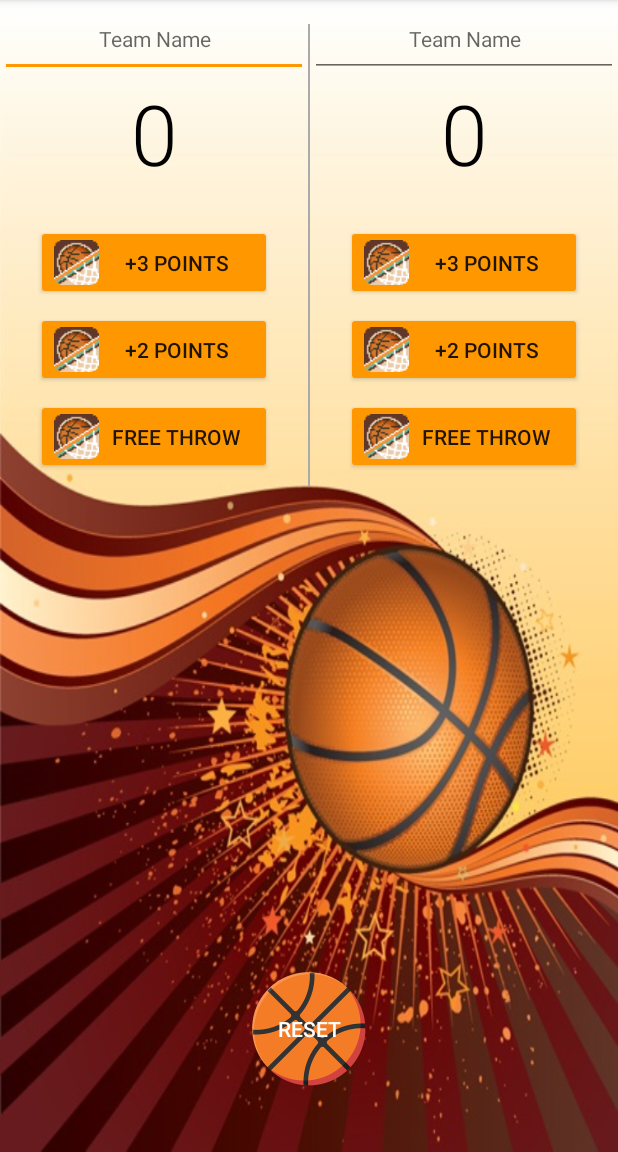
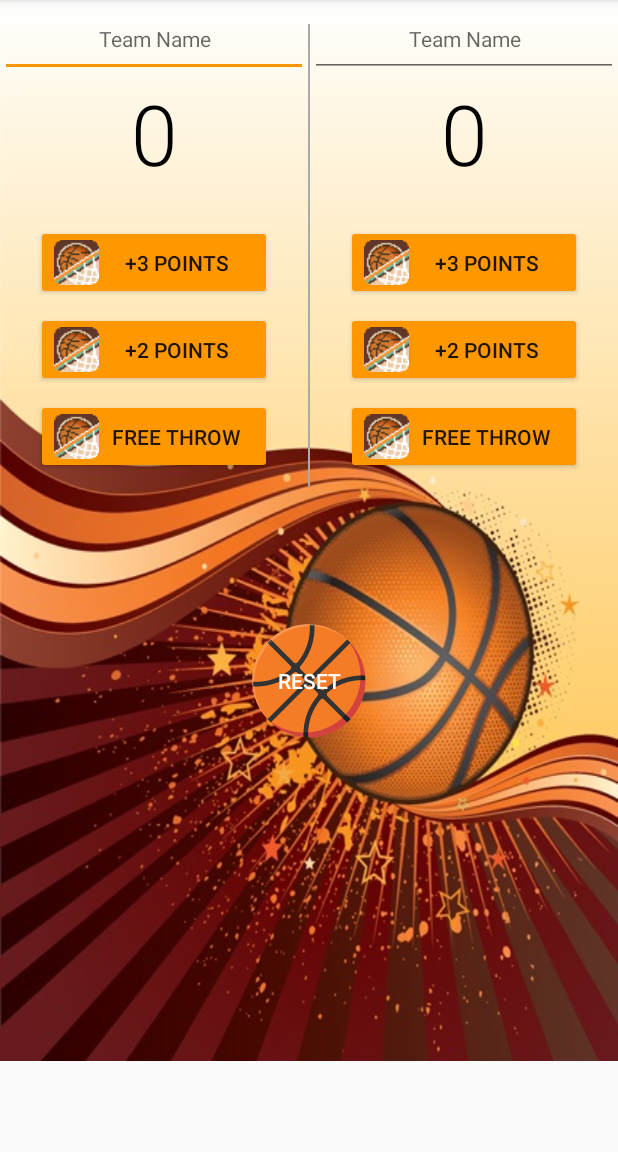
Before and after one commit to RetroPete/ScoreKeeper, an Android app: the screen it shows after launch (MainActivity), on a phone screen of 412 x 824 dp, the part 84-1236 px from its top. Run offline under Robolectric (Android 15) with nearby library versions, the phone set to English and light mode, and no system bars.

Commit message:
Changes made in Main Activity

```diff
--- a/app/src/main/java/com/example/android/scorekeeper/MainActivity.java
+++ b/app/src/main/java/com/example/android/scorekeeper/MainActivity.java
@@ -9,11 +9,53 @@ public class MainActivity extends AppCompatActivity {
 
     int scoreTeamA = 0;
     int scoreTeamB = 0;
+    int scoreTeamASave;
+    int scoreTeamBSave;
+
+    private String scoreTeam_A = "ScoreTeamA";
+    private String scoreTeam_B = "ScoreTeamB";
+    private String scoreTeamA_Save = "ScoreTeamASave";
+    private String scoreTeamB_Save = "ScoreTeamBSave";
+    private String teamAName = "TeamAName";
+    private String teamBName = "TeamBName";
 
     @Override
     protected void onCreate(Bundle savedInstanceState) {
         super.onCreate(savedInstanceState);
         setContentView(R.layout.activity_main);
+    }
+
+    //onSaveInstanceState
+    @Override
+    public void onSaveInstanceState(Bundle outState) {
+
+        super.onSaveInstanceState(outState);
+        outState.putInt(scoreTeam_A, scoreTeamA);
+        outState.putInt(scoreTeam_B, scoreTeamB);
+        outState.putInt(scoreTeamA_Save, scoreTeamASave);
+        outState.putInt(scoreTeamB_Save, scoreTeamBSave);
+        outState.putString("TeamAName", teamAName);
+        outState.putString("TeamBName", teamBName);
+    }
+
+    //onRestoreInstanceState
+    @Override
+    public void onRestoreInstanceState(Bundle savedInstanceState) {
+
+        super.onRestoreInstanceState(savedInstanceState);
+
+        // Restore UI state from the savedInstanceState.
+        // This bundle has also been passed to onCreate.
+        scoreTeamA = savedInstanceState.getInt(scoreTeam_A);
+        scoreTeamB = savedInstanceState.getInt (scoreTeam_B);
+        scoreTeamASave = savedInstanceState.getInt(scoreTeamA_Save);
+        scoreTeamBSave = savedInstanceState.getInt (scoreTeamB_Save);
+        teamAName = savedInstanceState.getString("TeamAName");
+        teamBName = savedInstanceState.getString("TeamBName");
+
+
+        displayForTeamA(scoreTeamA);
+        displayForTeamB(scoreTeamB);
     }
 
     /**
--- a/app/src/main/res/layout/activity_main.xml
+++ b/app/src/main/res/layout/activity_main.xml
@@ -1,15 +1,20 @@
 <?xml version="1.0" encoding="utf-8"?>
-<RelativeLayout
+<ScrollView
     xmlns:android="http://schemas.android.com/apk/res/android"
     xmlns:tools="http://schemas.android.com/tools"
-    android:layout_width="match_parent"
-    android:layout_height="match_parent"
+    android:layout_width="wrap_content"
+    android:layout_height="wrap_content">
+
+    <RelativeLayout
+        android:layout_width="wrap_content"
+        android:layout_height="wrap_content"
         android:background="@drawable/basketball_180">
 
         <LinearLayout
             android:layout_width="match_parent"
             android:layout_height="wrap_content"
-        android:orientation="horizontal">
+            android:orientation="horizontal"
+            android:id="@+id/linearLayout">
 
             <LinearLayout
                 android:layout_width="0dp"
@@ -19,54 +24,55 @@
                 tools:context="MainActivity">
 
                 <EditText
+                    android:id="@+id/team_a_name"
                     android:layout_width="match_parent"
                     android:layout_height="wrap_content"
                     android:gravity="center_horizontal"
+                    android:hint="@string/team_name"
+                    android:inputType="textCapWords"
                     android:padding="16dp"
-                android:hint="@string/team_name"
-                android:textSize="14sp"
-                android:inputType="textCapWords"/>
+                    android:textSize="14sp" />
 
                 <TextView
                     android:id="@+id/team_a_score"
                     android:layout_width="match_parent"
                     android:layout_height="wrap_content"
+                    android:fontFamily="sans-serif-light"
                     android:gravity="center_horizontal"
                     android:paddingBottom="24dp"
                     android:text="@string/team_score"
-                android:textSize="56sp"
                     android:textColor="#000000"
-                android:fontFamily="sans-serif-light"/>
+                    android:textSize="56sp" />
 
                 <Button
                     android:layout_width="match_parent"
                     android:layout_height="wrap_content"
+                    android:layout_marginBottom="8dp"
                     android:layout_marginLeft="24dp"
                     android:layout_marginRight="24dp"
-                android:layout_marginBottom="8dp"
+                    android:drawableLeft="@drawable/basketball_icon"
                     android:onClick="addThreeForTeamA"
-                android:text="@string/three_points"
-                android:drawableLeft="@drawable/basketball_icon"/>
+                    android:text="@string/three_points" />
 
                 <Button
                     android:layout_width="match_parent"
                     android:layout_height="wrap_content"
+                    android:layout_marginBottom="8dp"
                     android:layout_marginLeft="24dp"
                     android:layout_marginRight="24dp"
-                android:layout_marginBottom="8dp"
+                    android:drawableLeft="@drawable/basketball_icon"
                     android:onClick="addTwoForTeamA"
-                android:text="@string/two_points"
-                android:drawableLeft="@drawable/basketball_icon"/>
+                    android:text="@string/two_points" />
 
                 <Button
                     android:layout_width="match_parent"
                     android:layout_height="wrap_content"
+                    android:layout_marginBottom="8dp"
                     android:layout_marginLeft="24dp"
                     android:layout_marginRight="24dp"
-                android:layout_marginBottom="8dp"
+                    android:drawableLeft="@drawable/basketball_icon"
                     android:onClick="addOneForTeamA"
-                android:text="@string/one_point"
-                android:drawableLeft="@drawable/basketball_icon"/>
+                    android:text="@string/one_point" />
 
             </LinearLayout>
 
@@ -74,7 +80,7 @@
                 android:layout_width="1dp"
                 android:layout_height="match_parent"
                 android:layout_marginTop="16dp"
-            android:background="@android:color/darker_gray"/>
+                android:background="@android:color/darker_gray" />
 
             <LinearLayout
                 android:layout_width="0dp"
@@ -84,55 +90,55 @@
                 tools:context="MainActivity">
 
                 <EditText
+                    android:id="@+id/team_b_name"
                     android:layout_width="match_parent"
                     android:layout_height="wrap_content"
                     android:gravity="center_horizontal"
+                    android:hint="@string/team_name"
+                    android:inputType="textCapWords"
                     android:padding="16dp"
-                android:hint="@string/team_name"
-                android:textSize="14sp"
-                android:inputType="textCapWords"/>
+                    android:textSize="14sp" />
 
                 <TextView
                     android:id="@+id/team_b_score"
                     android:layout_width="match_parent"
                     android:layout_height="wrap_content"
+                    android:fontFamily="sans-serif-light"
                     android:gravity="center_horizontal"
                     android:paddingBottom="24dp"
                     android:text="@string/team_score"
-                android:textSize="56sp"
                     android:textColor="#000000"
-                android:fontFamily="sans-serif-light"/>
+                    android:textSize="56sp" />
 
                 <Button
                     android:layout_width="match_parent"
                     android:layout_height="wrap_content"
+                    android:layout_marginBottom="8dp"
                     android:layout_marginLeft="24dp"
                     android:layout_marginRight="24dp"
-                android:layout_marginBottom="8dp"
+                    android:drawableLeft="@drawable/basketball_icon"
                     android:onClick="addThreeForTeamB"
-                android:text="@string/three_points"
-                android:drawableLeft="@drawable/basketball_icon"
-                />
+                    android:text="@string/three_points" />
 
                 <Button
                     android:layout_width="match_parent"
                     android:layout_height="wrap_content"
+                    android:layout_marginBottom="8dp"
                     android:layout_marginLeft="24dp"
                     android:layout_marginRight="24dp"
-                android:layout_marginBottom="8dp"
+                    android:drawableLeft="@drawable/basketball_icon"
                     android:onClick="addTwoForTeamB"
-                android:text="@string/two_points"
-                android:drawableLeft="@drawable/basketball_icon"/>
+                    android:text="@string/two_points" />
 
                 <Button
                     android:layout_width="match_parent"
                     android:layout_height="wrap_content"
+                    android:layout_marginBottom="8dp"
                     android:layout_marginLeft="24dp"
                     android:layout_marginRight="24dp"
-                android:layout_marginBottom="8dp"
+                    android:drawableLeft="@drawable/basketball_icon"
                     android:onClick="addOneForTeamB"
-                android:text="@string/one_point"
-                android:drawableLeft="@drawable/basketball_icon"/>
+                    android:text="@string/one_point" />
 
             </LinearLayout>
 
@@ -142,12 +148,13 @@
             android:id="@+id/reset"
             android:layout_width="100dp"
             android:layout_height="100dp"
-        android:layout_alignParentBottom="true"
+            android:layout_below="@+id/linearLayout"
             android:layout_centerHorizontal="true"
-        android:layout_marginBottom="32dp"
-        android:textColor="@android:color/white"
+            android:layout_marginTop="80dp"
             android:background="@drawable/basketball_icon_1"
             android:onClick="resetScore"
-        android:text="@string/reset" />
+            android:text="@string/reset"
+            android:textColor="@android:color/white" />
 
     </RelativeLayout>
+</ScrollView>
```
Lines whose indentation alone changed are shown as unchanged.
